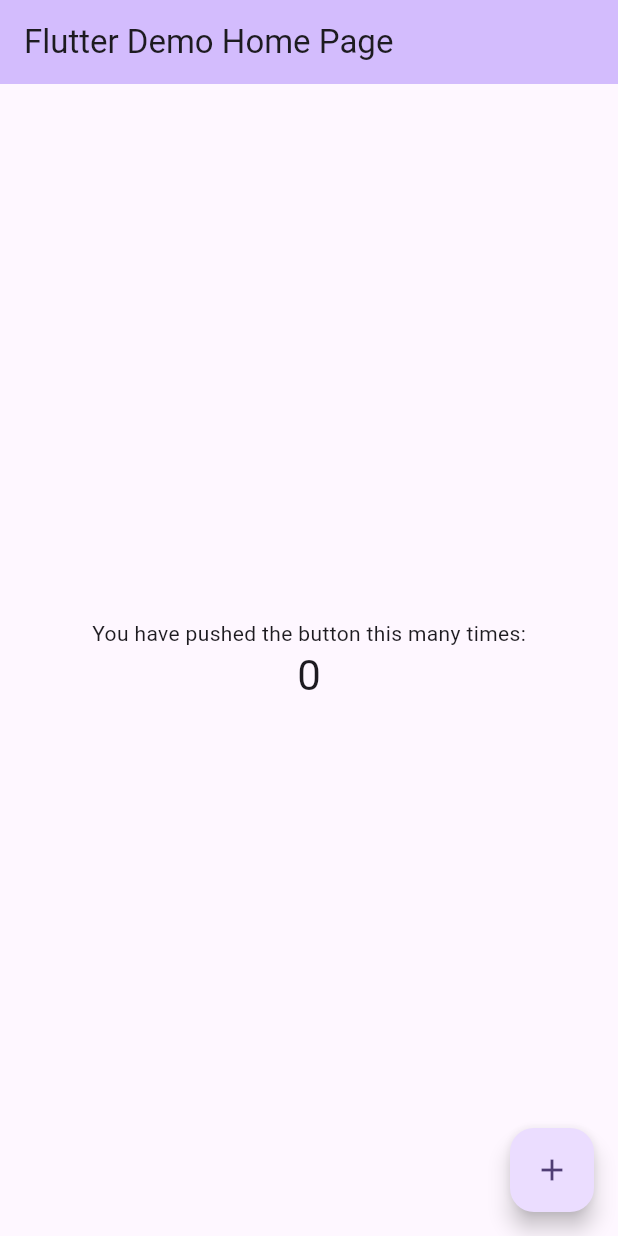
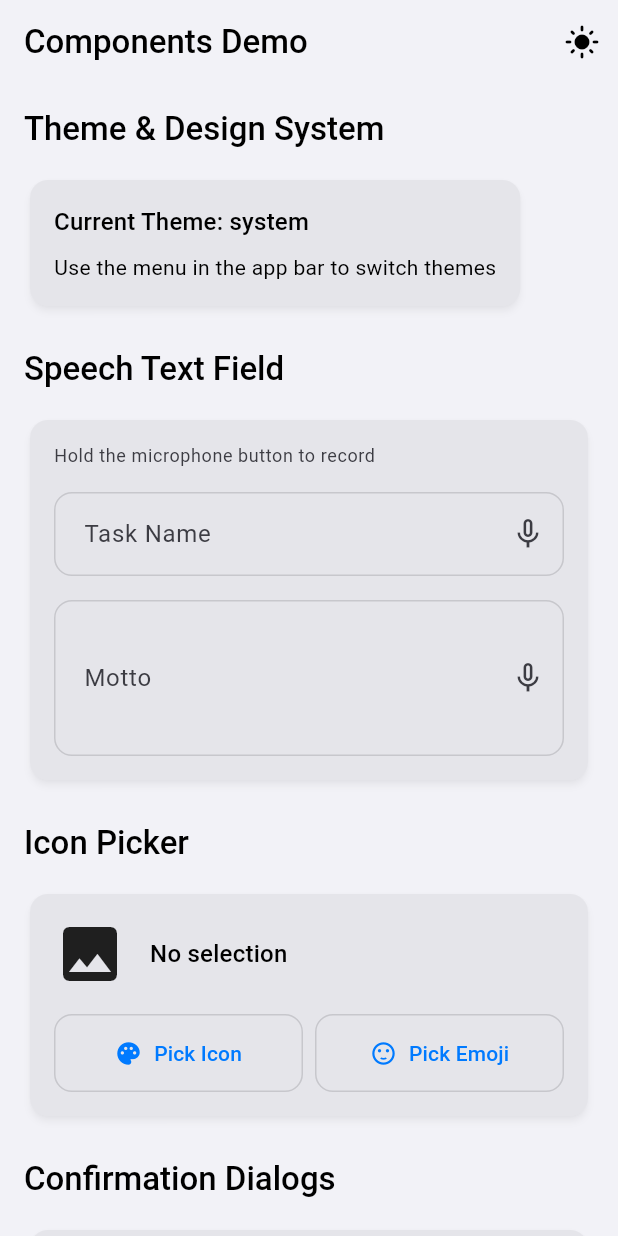
Before and after one commit to dliutyi/TimeTracker, a Flutter app: the screen it shows after launch, on a phone screen of 412 x 824 dp. Run offline on Flutter 3.47's test engine with Material 3 defaults, Android fonts, the phone set to English and light mode, and no system bars; our stand-ins replace drift, flutter_riverpod, freezed_annotation, permission_handler, speech_to_text; accounts and stored records are empty; generated files the repository leaves out were written again.

Commit message:
Add Components Demo Screen
- Create comprehensive demo screen showcasing all shared components
- Add theme switching functionality
- Demonstrate speech text fields, icon pickers, dialogs, and swipe actions
- Update main.dart to use theme system and show demo screen
- Update task README to mark Phase 3 as complete

```diff
--- a/lib/main.dart
+++ b/lib/main.dart
@@ -1,122 +1,31 @@
 import 'package:flutter/material.dart';
+import 'package:flutter_riverpod/flutter_riverpod.dart';
+import 'app/theme/app_theme.dart';
+import 'app/theme/theme_mode_provider.dart';
+import 'shared/widgets/components_demo_screen.dart';
 
 void main() {
-  runApp(const MyApp());
+  runApp(
+    const ProviderScope(
+      child: MyApp(),
+    ),
+  );
 }
 
-class MyApp extends StatelessWidget {
+class MyApp extends ConsumerWidget {
   const MyApp({super.key});
 
-  // This widget is the root of your application.
   @override
-  Widget build(BuildContext context) {
+  Widget build(BuildContext context, WidgetRef ref) {
+    final themeMode = ref.watch(flutterThemeModeProvider);
+
     return MaterialApp(
-      title: 'Flutter Demo',
-      theme: ThemeData(
-        // This is the theme of your application.
-        //
-        // TRY THIS: Try running your application with "flutter run". You'll see
-        // the application has a purple toolbar. Then, without quitting the app,
-        // try changing the seedColor in the colorScheme below to Colors.green
-        // and then invoke "hot reload" (save your changes or press the "hot
-        // reload" button in a Flutter-supported IDE, or press "r" if you used
-        // the command line to start the app).
-        //
-        // Notice that the counter didn't reset back to zero; the application
-        // state is not lost during the reload. To reset the state, use hot
-        // restart instead.
-        //
-        // This works for code too, not just values: Most code changes can be
-        // tested with just a hot reload.
-        colorScheme: ColorScheme.fromSeed(seedColor: Colors.deepPurple),
-      ),
-      home: const MyHomePage(title: 'Flutter Demo Home Page'),
+      title: 'YuDi Time Tracker',
+      theme: AppTheme.lightTheme(),
+      darkTheme: AppTheme.darkTheme(),
+      themeMode: themeMode,
+      home: const ComponentsDemoScreen(),
+      debugShowCheckedModeBanner: false,
     );
   }
 }
-
-class MyHomePage extends StatefulWidget {
-  const MyHomePage({super.key, required this.title});
-
-  // This widget is the home page of your application. It is stateful, meaning
-  // that it has a State object (defined below) that contains fields that affect
-  // how it looks.
-
-  // This class is the configuration for the state. It holds the values (in this
-  // case the title) provided by the parent (in this case the App widget) and
-  // used by the build method of the State. Fields in a Widget subclass are
-  // always marked "final".
-
-  final String title;
-
-  @override
-  State<MyHomePage> createState() => _MyHomePageState();
-}
-
-class _MyHomePageState extends State<MyHomePage> {
-  int _counter = 0;
-
-  void _incrementCounter() {
-    setState(() {
-      // This call to setState tells the Flutter framework that something has
-      // changed in this State, which causes it to rerun the build method below
-      // so that the display can reflect the updated values. If we changed
-      // _counter without calling setState(), then the build method would not be
-      // called again, and so nothing would appear to happen.
-      _counter++;
-    });
-  }
-
-  @override
-  Widget build(BuildContext context) {
-    // This method is rerun every time setState is called, for instance as done
-    // by the _incrementCounter method above.
-    //
-    // The Flutter framework has been optimized to make rerunning build methods
-    // fast, so that you can just rebuild anything that needs updating rather
-    // than having to individually change instances of widgets.
-    return Scaffold(
-      appBar: AppBar(
-        // TRY THIS: Try changing the color here to a specific color (to
-        // Colors.amber, perhaps?) and trigger a hot reload to see the AppBar
-        // change color while the other colors stay the same.
-        backgroundColor: Theme.of(context).colorScheme.inversePrimary,
-        // Here we take the value from the MyHomePage object that was created by
-        // the App.build method, and use it to set our appbar title.
-        title: Text(widget.title),
-      ),
-      body: Center(
-        // Center is a layout widget. It takes a single child and positions it
-        // in the middle of the parent.
-        child: Column(
-          // Column is also a layout widget. It takes a list of children and
-          // arranges them vertically. By default, it sizes itself to fit its
-          // children horizontally, and tries to be as tall as its parent.
-          //
-          // Column has various properties to control how it sizes itself and
-          // how it positions its children. Here we use mainAxisAlignment to
-          // center the children vertically; the main axis here is the vertical
-          // axis because Columns are vertical (the cross axis would be
-          // horizontal).
-          //
-          // TRY THIS: Invoke "debug painting" (choose the "Toggle Debug Paint"
-          // action in the IDE, or press "p" in the console), to see the
-          // wireframe for each widget.
-          mainAxisAlignment: MainAxisAlignment.center,
-          children: <Widget>[
-            const Text('You have pushed the button this many times:'),
-            Text(
-              '$_counter',
-              style: Theme.of(context).textTheme.headlineMedium,
-            ),
-          ],
-        ),
-      ),
-      floatingActionButton: FloatingActionButton(
-        onPressed: _incrementCounter,
-        tooltip: 'Increment',
-        child: const Icon(Icons.add),
-      ), // This trailing comma makes auto-formatting nicer for build methods.
-    );
-  }
-}
--- /dev/null
+++ b/lib/shared/widgets/components_demo_screen.dart
@@ -0,0 +1,458 @@
+import 'package:flutter/material.dart';
+import 'package:flutter_riverpod/flutter_riverpod.dart';
+import '../../app/theme/app_theme.dart';
+import '../../app/theme/theme_mode_provider.dart';
+import 'speech_text_field.dart';
+import 'icon_picker.dart';
+import 'confirmation_dialog.dart';
+import 'swipeable_item.dart';
+
+/// Demo screen showcasing all shared components
+class ComponentsDemoScreen extends ConsumerStatefulWidget {
+  const ComponentsDemoScreen({super.key});
+
+  @override
+  ConsumerState<ComponentsDemoScreen> createState() => _ComponentsDemoScreenState();
+}
+
+class _ComponentsDemoScreenState extends ConsumerState<ComponentsDemoScreen> {
+  final TextEditingController _textController = TextEditingController();
+  IconData? _selectedIcon;
+  String? _selectedEmoji;
+  int _swipeCounter = 0;
+
+  @override
+  void dispose() {
+    _textController.dispose();
+    super.dispose();
+  }
+
+  @override
+  Widget build(BuildContext context) {
+    final theme = Theme.of(context);
+    final themeMode = ref.watch(themeModeProvider);
+
+    return Scaffold(
+      appBar: AppBar(
+        title: const Text('Components Demo'),
+        actions: [
+          PopupMenuButton<AppThemeMode>(
+            icon: Icon(theme.brightness == Brightness.dark
+                ? Icons.dark_mode
+                : Icons.light_mode),
+            onSelected: (mode) {
+              ref.read(themeModeProvider.notifier).setThemeMode(mode);
+            },
+            itemBuilder: (context) => [
+              PopupMenuItem(
+                value: AppThemeMode.light,
+                child: Row(
+                  children: [
+                    const Icon(Icons.light_mode),
+                    const SizedBox(width: AppTheme.spacingS),
+                    const Text('Light'),
+                    if (themeMode == AppThemeMode.light)
+                      const Spacer()
+                    else
+                      const SizedBox(),
+                    if (themeMode == AppThemeMode.light)
+                      const Icon(Icons.check, size: 20),
+                  ],
+                ),
+              ),
+              PopupMenuItem(
+                value: AppThemeMode.dark,
+                child: Row(
+                  children: [
+                    const Icon(Icons.dark_mode),
+                    const SizedBox(width: AppTheme.spacingS),
+                    const Text('Dark'),
+                    if (themeMode == AppThemeMode.dark)
+                      const Spacer()
+                    else
+                      const SizedBox(),
+                    if (themeMode == AppThemeMode.dark)
+                      const Icon(Icons.check, size: 20),
+                  ],
+                ),
+              ),
+              PopupMenuItem(
+                value: AppThemeMode.system,
+                child: Row(
+                  children: [
+                    const Icon(Icons.brightness_auto),
+                    const SizedBox(width: AppTheme.spacingS),
+                    const Text('System'),
+                    if (themeMode == AppThemeMode.system)
+                      const Spacer()
+                    else
+                      const SizedBox(),
+                    if (themeMode == AppThemeMode.system)
+                      const Icon(Icons.check, size: 20),
+                  ],
+                ),
+              ),
+            ],
+          ),
+        ],
+      ),
+      body: SingleChildScrollView(
+        padding: const EdgeInsets.all(AppTheme.spacingM),
+        child: Column(
+          crossAxisAlignment: CrossAxisAlignment.stretch,
+          children: [
+            // Theme Section
+            _buildSection(
+              context,
+              title: 'Theme & Design System',
+              children: [
+                Card(
+                  child: Padding(
+                    padding: const EdgeInsets.all(AppTheme.spacingM),
+                    child: Column(
+                      crossAxisAlignment: CrossAxisAlignment.start,
+                      children: [
+                        Text(
+                          'Current Theme: ${themeMode.name}',
+                          style: theme.textTheme.titleMedium,
+                        ),
+                        const SizedBox(height: AppTheme.spacingS),
+                        Text(
+                          'Use the menu in the app bar to switch themes',
+                          style: theme.textTheme.bodyMedium,
+                        ),
+                      ],
+                    ),
+                  ),
+                ),
+              ],
+            ),
+
+            const SizedBox(height: AppTheme.spacingL),
+
+            // Speech Text Field Section
+            _buildSection(
+              context,
+              title: 'Speech Text Field',
+              children: [
+                Card(
+                  child: Padding(
+                    padding: const EdgeInsets.all(AppTheme.spacingM),
+                    child: Column(
+                      crossAxisAlignment: CrossAxisAlignment.start,
+                      children: [
+                        Text(
+                          'Hold the microphone button to record',
+                          style: theme.textTheme.bodySmall,
+                        ),
+                        const SizedBox(height: AppTheme.spacingM),
+                        SpeechTextField(
+                          label: 'Task Name',
+                          hint: 'Enter task name or use microphone',
+                          controller: _textController,
+                          onChanged: (value) {
+                            // Handle text change
+                          },
+                        ),
+                        const SizedBox(height: AppTheme.spacingM),
+                        SpeechTextField(
+                          label: 'Motto',
+                          hint: 'Enter motto or use microphone',
+                          maxLines: 3,
+                        ),
+                      ],
+                    ),
+                  ),
+                ),
+              ],
+            ),
+
+            const SizedBox(height: AppTheme.spacingL),
+
+            // Icon Picker Section
+            _buildSection(
+              context,
+              title: 'Icon Picker',
+              children: [
+                Card(
+                  child: Padding(
+                    padding: const EdgeInsets.all(AppTheme.spacingM),
+                    child: Column(
+                      crossAxisAlignment: CrossAxisAlignment.start,
+                      children: [
+                        Row(
+                          children: [
+                            if (_selectedIcon != null)
+                              Icon(_selectedIcon, size: 48)
+                            else if (_selectedEmoji != null)
+                              Text(_selectedEmoji!, style: const TextStyle(fontSize: 48))
+                            else
+                              const Icon(Icons.image, size: 48),
+                            const SizedBox(width: AppTheme.spacingM),
+                            Expanded(
+                              child: Column(
+                                crossAxisAlignment: CrossAxisAlignment.start,
+                                children: [
+                                  Text(
+                                    _selectedIcon != null
+                                        ? 'Icon Selected'
+                                        : _selectedEmoji != null
+                                            ? 'Emoji Selected'
+                                            : 'No selection',
+                                    style: theme.textTheme.titleMedium,
+                                  ),
+                                  if (_selectedIcon != null || _selectedEmoji != null)
+                                    Text(
+                                      'Tap buttons below to change',
+                                      style: theme.textTheme.bodySmall,
+                                    ),
+                                ],
+                              ),
+                            ),
+                          ],
+                        ),
+                        const SizedBox(height: AppTheme.spacingM),
+                        Row(
+                          children: [
+                            Expanded(
+                              child: OutlinedButton.icon(
+                                onPressed: () async {
+                                  final icon = await IconPicker.showIconPicker(
+                                    context,
+                                    selectedIcon: _selectedIcon,
+                                  );
+                                  if (icon != null) {
+                                    setState(() {
+                                      _selectedIcon = icon;
+                                      _selectedEmoji = null;
+                                    });
+                                  }
+                                },
+                                icon: const Icon(Icons.palette),
+                                label: const Text('Pick Icon'),
+                              ),
+                            ),
+                            const SizedBox(width: AppTheme.spacingS),
+                            Expanded(
+                              child: OutlinedButton.icon(
+                                onPressed: () async {
+                                  final emoji = await IconPicker.showEmojiPicker(
+                                    context,
+                                    selectedEmoji: _selectedEmoji,
+                                  );
+                                  if (emoji != null) {
+                                    setState(() {
+                                      _selectedEmoji = emoji;
+                                      _selectedIcon = null;
+                                    });
+                                  }
+                                },
+                                icon: const Icon(Icons.sentiment_satisfied),
+                                label: const Text('Pick Emoji'),
+                              ),
+                            ),
+                          ],
+                        ),
+                      ],
+                    ),
+                  ),
+                ),
+              ],
+            ),
+
+            const SizedBox(height: AppTheme.spacingL),
+
+            // Confirmation Dialog Section
+            _buildSection(
+              context,
+              title: 'Confirmation Dialogs',
+              children: [
+                Card(
+                  child: Padding(
+                    padding: const EdgeInsets.all(AppTheme.spacingM),
+                    child: Column(
+                      crossAxisAlignment: CrossAxisAlignment.stretch,
+                      children: [
+                        ElevatedButton(
+                          onPressed: () {
+                            ConfirmationDialog.show(
+                              context,
+                              title: 'Warning',
+                              message: 'This action cannot be undone. Are you sure you want to proceed?',
+                              type: DialogType.warning,
+                              primaryButtonText: 'Delete',
+                            );
+                          },
+                          child: const Text('Show Warning Dialog'),
+                        ),
+                        const SizedBox(height: AppTheme.spacingS),
+                        ElevatedButton(
+                          onPressed: () {
+                            ConfirmationDialog.show(
+                              context,
+                              title: 'Information',
+                              message: 'This is an informational message.',
+                              type: DialogType.info,
+                            );
+                          },
+                          child: const Text('Show Info Dialog'),
+                        ),
+                        const SizedBox(height: AppTheme.spacingS),
+                        ElevatedButton(
+                          onPressed: () {
+                            ConfirmationDialog.show(
+                              context,
+                              title: 'Confirmation',
+                              message: 'Do you want to proceed with this action?',
+                              type: DialogType.confirmation,
+                            );
+                          },
+                          child: const Text('Show Confirmation Dialog'),
+                        ),
+                        const SizedBox(height: AppTheme.spacingS),
+                        ElevatedButton(
+                          onPressed: () {
+                            ConfirmationDialog.show(
+                              context,
+                              title: 'Error',
+                              message: 'An error occurred. Please try again.',
+                              type: DialogType.error,
+                            );
+                          },
+                          child: const Text('Show Error Dialog'),
+                        ),
+                        const SizedBox(height: AppTheme.spacingS),
+                        ElevatedButton(
+                          onPressed: () {
+                            ConfirmationDialog.showDeleteConfirmation(
+                              context,
+                              title: 'Delete Task',
+                              message: 'Are you sure you want to delete this task? This action cannot be undone.',
+                            );
+                          },
+                          child: const Text('Show Delete Confirmation'),
+                        ),
+                      ],
+                    ),
+                  ),
+                ),
+              ],
+            ),
+
+            const SizedBox(height: AppTheme.spacingL),
+
+            // Swipe Actions Section
+            _buildSection(
+              context,
+              title: 'Swipe Actions',
+              children: [
+                Card(
+                  child: Padding(
+                    padding: const EdgeInsets.all(AppTheme.spacingM),
+                    child: Column(
+                      crossAxisAlignment: CrossAxisAlignment.start,
+                      children: [
+                        Text(
+                          'Swipe left to reveal actions, swipe right to activate',
+                          style: theme.textTheme.bodySmall,
+                        ),
+                        const SizedBox(height: AppTheme.spacingM),
+                        SwipeableItem(
+                          leftActions: [
+                            SwipeAction(
+                              label: 'Edit',
+                              icon: Icons.edit,
+                              color: theme.colorScheme.primary,
+                              onTap: () {
+                                ScaffoldMessenger.of(context).showSnackBar(
+                                  const SnackBar(content: Text('Edit action tapped')),
+                                );
+                              },
+                            ),
+                            SwipeAction(
+                              label: 'Delete',
+                              icon: Icons.delete,
+                              color: theme.colorScheme.error,
+                              onTap: () {
+                                ScaffoldMessenger.of(context).showSnackBar(
+                                  const SnackBar(content: Text('Delete action tapped')),
+                                );
+                              },
+                            ),
+                          ],
+                          rightActions: [
+                            SwipeAction(
+                              label: 'Disable',
+                              icon: Icons.block,
+                              color: Colors.orange,
+                              onTap: () {
+                                ScaffoldMessenger.of(context).showSnackBar(
+                                  const SnackBar(content: Text('Disable action tapped')),
+                                );
+                              },
+                            ),
+                          ],
+                          onSwipeRight: () {
+                            setState(() {
+                              _swipeCounter++;
+                            });
+                            ScaffoldMessenger.of(context).showSnackBar(
+                              SnackBar(
+                                content: Text('Activated! Count: $_swipeCounter'),
+                              ),
+                            );
+                          },
+                          child: ListTile(
+                            leading: const Icon(Icons.task),
+                            title: const Text('Swipeable Task Item'),
+                            subtitle: Text('Swipe counter: $_swipeCounter'),
+                            trailing: const Icon(Icons.chevron_right),
+                          ),
+                        ),
+                        const SizedBox(height: AppTheme.spacingM),
+                        SwipeableItem(
+                          onSwipeRight: () {
+                            ScaffoldMessenger.of(context).showSnackBar(
+                              const SnackBar(content: Text('Item activated!')),
+                            );
+                          },
+                          child: ListTile(
+                            leading: const Icon(Icons.play_arrow),
+                            title: const Text('Swipe Right to Activate'),
+                            subtitle: const Text('No left actions, only right swipe'),
+                            trailing: const Icon(Icons.chevron_right),
+                          ),
+                        ),
+                      ],
+                    ),
+                  ),
+                ),
+              ],
+            ),
+
+            const SizedBox(height: AppTheme.spacingL),
+          ],
+        ),
+      ),
+    );
+  }
+
+  Widget _buildSection(
+    BuildContext context, {
+    required String title,
+    required List<Widget> children,
+  }) {
+    final theme = Theme.of(context);
+    return Column(
+      crossAxisAlignment: CrossAxisAlignment.start,
+      children: [
+        Text(
+          title,
+          style: theme.textTheme.titleLarge,
+        ),
+        const SizedBox(height: AppTheme.spacingM),
+        ...children,
+      ],
+    );
+  }
+}
```
Also changed, not shown: 1 other file.
